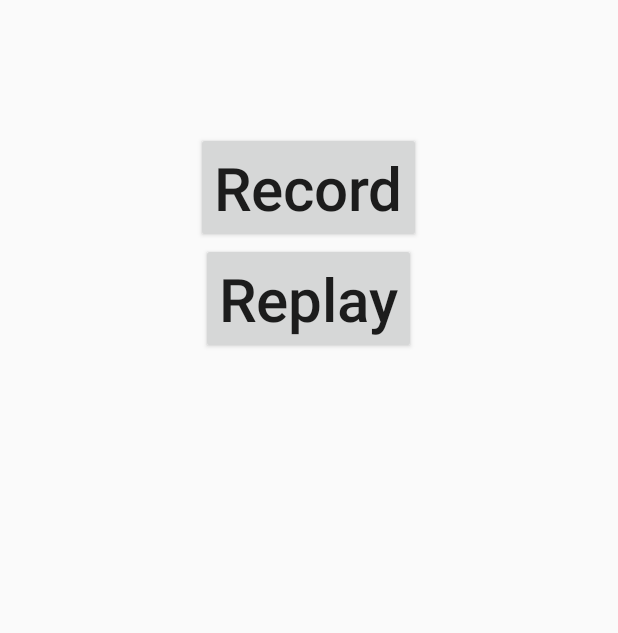
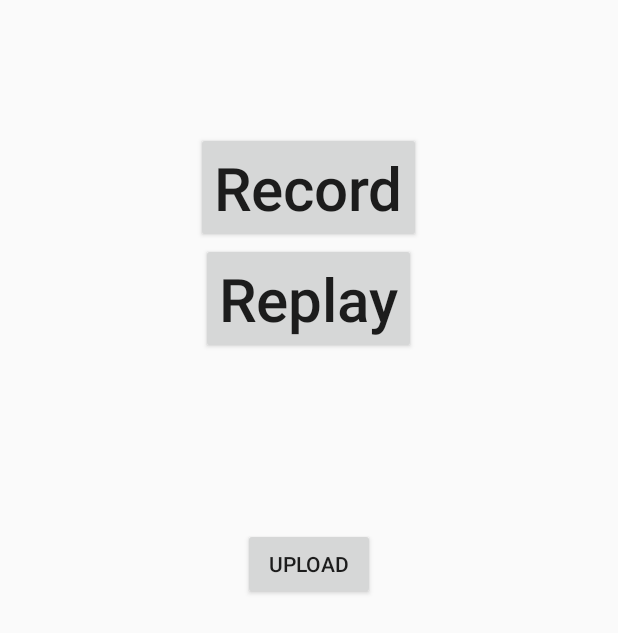
Before and after one commit to juffel/SimpleAudioRecorder, an Android app: the screen it shows after launch (RecordActivity), on a phone screen of 412 x 824 dp. Shown: the top 633 px of the screen. Run offline under Robolectric (Android 15) with nearby library versions, the phone set to English and light mode, and no system bars.

Commit message:
added new button for uploading

```diff
--- a/src/main/res/layout/activity_record.xml
+++ b/src/main/res/layout/activity_record.xml
@@ -27,4 +27,13 @@
         android:layout_below="@+id/button_record"
         android:layout_centerHorizontal="true" />
 
+    <Button
+        android:layout_width="wrap_content"
+        android:layout_height="wrap_content"
+        android:text="@string/button_upload"
+        android:id="@+id/button_upload"
+        android:layout_marginTop="116dp"
+        android:layout_below="@+id/button_replay"
+        android:layout_centerHorizontal="true" />
+
 </RelativeLayout>
--- a/src/main/res/values/strings.xml
+++ b/src/main/res/values/strings.xml
@@ -6,5 +6,6 @@
     <string name="button_stop_record">Stop</string>
     <string name="button_replay">Replay</string>
     <string name="button_stop_replay">Stop</string>
+    <string name="button_upload">Upload</string>
 
 </resources>
```
